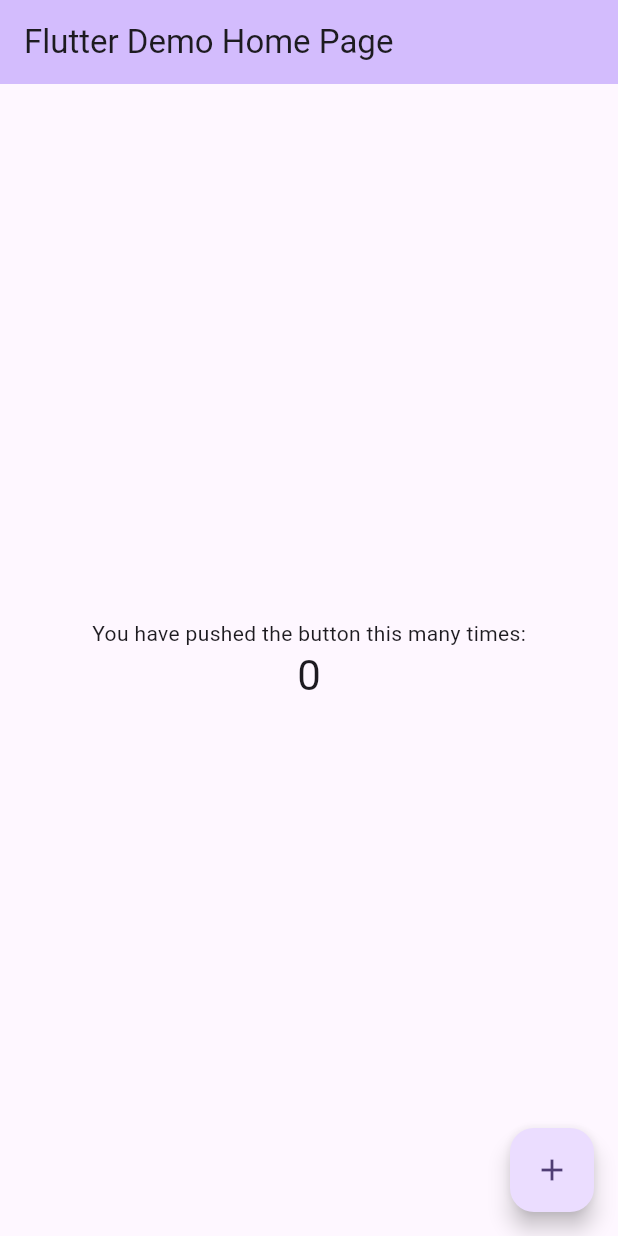
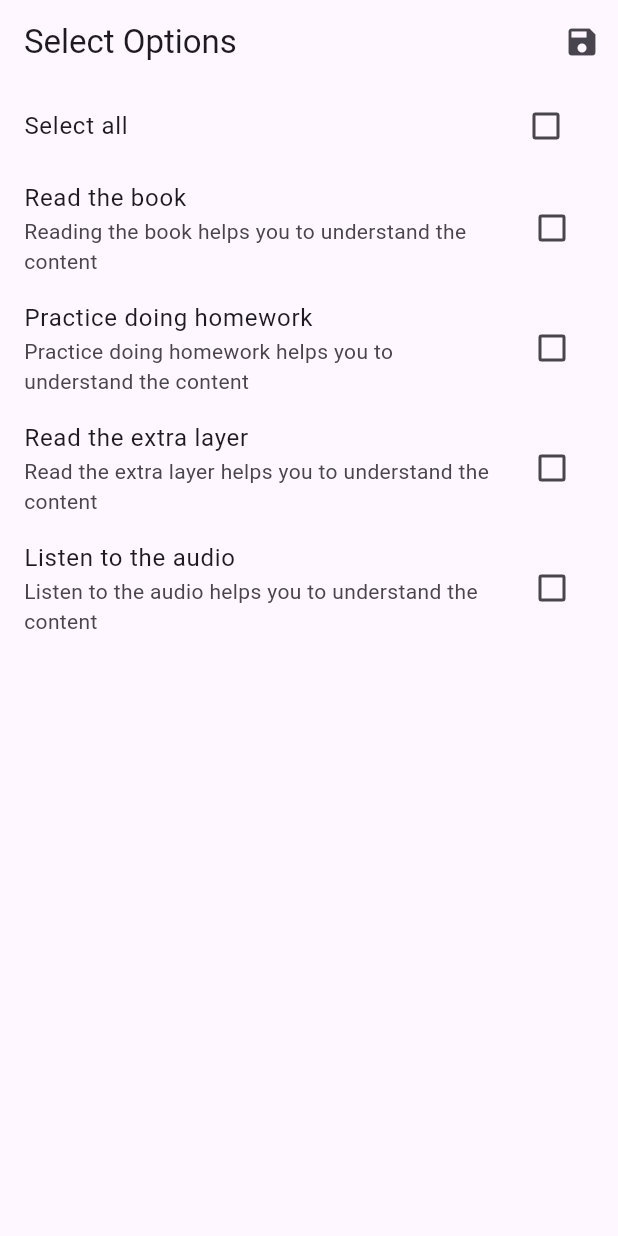
Before and after one commit to Elishakarki/checkboxlistile, a Flutter app: the screen it shows after launch, on a phone screen of 412 x 824 dp. Run offline on Flutter 3.47's test engine with Material 3 defaults, Android fonts, the phone set to English and light mode, and no system bars.

Commit message:
select all functions implemented in flutter

```diff
--- /dev/null
+++ b/lib/checkboxlistile.dart
@@ -0,0 +1,84 @@
+import 'package:flutter/material.dart';
+
+class CheckBoxWidget extends StatefulWidget {
+  const CheckBoxWidget({super.key});
+
+  @override
+  State<CheckBoxWidget> createState() => _CheckBoxWidgetState();
+}
+
+class _CheckBoxWidgetState extends State<CheckBoxWidget> {
+final  List<bool> _checked = [false, false, false, false];
+  List<String> title = [
+    "Read the book",
+    "Practice doing homework",
+    "Read the extra layer",
+    "Listen to the audio"
+  ];
+  List<String> subtitle = [
+    "Reading the book helps you to understand the content",
+    "Practice doing homework helps you to understand the content",
+    "Read the extra layer helps you to understand the content",
+    "Listen to the audio helps you to understand the content",
+  ];
+  bool _selectAll = false;
+
+  void selectedvalues() {
+    List<String> selected = [];
+    for (int i = 0; i < _checked.length; i++) {
+      if (_checked[i] == true) {
+        selected.add(title[i]);
+      }
+    }
+    debugPrint(selected.toString());
+  }
+
+  @override
+  Widget build(BuildContext context) {
+    return Scaffold(
+      appBar: AppBar(
+        title: Text('Select Options'),
+        actions: [
+          IconButton(
+            icon: Icon(Icons.save),
+            onPressed: selectedvalues,
+          ),
+        ],
+      ),
+      body: Column(children: [
+        ListTile(
+          title: const Text('Select all'),
+          trailing: Checkbox(
+            value: _selectAll,
+            onChanged: (value) {
+              setState(() {
+                _selectAll = value!;
+                for (int i = 0; i < _checked.length; i++) {
+                  _checked[i] = value;
+                }
+              });
+            },
+          ),
+        ),
+        Expanded(
+          child: ListView.builder(
+            itemCount: title.length,
+            itemBuilder: (context, index) => CheckboxListTile(
+              controlAffinity: ListTileControlAffinity.trailing,
+              activeColor: Colors.green,
+              checkColor: Colors.white,
+              title: Text(title[index]),
+              subtitle: Text(subtitle[index]),
+              value: _checked[index],
+              onChanged: (bool? value) {
+                setState(() {
+                  _checked[index] = value!;
+                });
+              },
+            ),
+          ),
+        ),
+      ]),
+    );
+  }
+}
--- a/lib/main.dart
+++ b/lib/main.dart
@@ -1,4 +1,5 @@
 import 'package:flutter/material.dart';
+import 'package:testingapp/checkboxlistile.dart';
 
 void main() {
   runApp(const MyApp());
@@ -7,49 +8,24 @@ void main() {
 class MyApp extends StatelessWidget {
   const MyApp({super.key});
 
-  // This widget is the root of your application.
   @override
   Widget build(BuildContext context) {
     return MaterialApp(
+      debugShowCheckedModeBanner: false,
       title: 'Flutter Demo',
       theme: ThemeData(
-        // This is the theme of your application.
-        //
-        // TRY THIS: Try running your application with "flutter run". You'll see
-        // the application has a purple toolbar. Then, without quitting the app,
-        // try changing the seedColor in the colorScheme below to Colors.green
-        // and then invoke "hot reload" (save your changes or press the "hot
-        // reload" button in a Flutter-supported IDE, or press "r" if you used
-        // the command line to start the app).
-        //
-        // Notice that the counter didn't reset back to zero; the application
-        // state is not lost during the reload. To reset the state, use hot
-        // restart instead.
-        //
-        // This works for code too, not just values: Most code changes can be
-        // tested with just a hot reload.
         colorScheme: ColorScheme.fromSeed(seedColor: Colors.deepPurple),
         useMaterial3: true,
       ),
-      home: const MyHomePage(title: 'Flutter Demo Home Page'),
+      home: const CheckBoxWidget(),
+      // MyHomePage(title: 'Flutter Demo Home Page'),
     );
   }
 }
 
 class MyHomePage extends StatefulWidget {
   const MyHomePage({super.key, required this.title});
-
-  // This widget is the home page of your application. It is stateful, meaning
-  // that it has a State object (defined below) that contains fields that affect
-  // how it looks.
-
-  // This class is the configuration for the state. It holds the values (in this
-  // case the title) provided by the parent (in this case the App widget) and
-  // used by the build method of the State. Fields in a Widget subclass are
-  // always marked "final".
-
   final String title;
-
   @override
   State<MyHomePage> createState() => _MyHomePageState();
 }
@@ -59,50 +35,19 @@ class _MyHomePageState extends State<MyHomePage> {
 
   void _incrementCounter() {
     setState(() {
-      // This call to setState tells the Flutter framework that something has
-      // changed in this State, which causes it to rerun the build method below
-      // so that the display can reflect the updated values. If we changed
-      // _counter without calling setState(), then the build method would not be
-      // called again, and so nothing would appear to happen.
       _counter++;
     });
   }
 
   @override
   Widget build(BuildContext context) {
-    // This method is rerun every time setState is called, for instance as done
-    // by the _incrementCounter method above.
-    //
-    // The Flutter framework has been optimized to make rerunning build methods
-    // fast, so that you can just rebuild anything that needs updating rather
-    // than having to individually change instances of widgets.
     return Scaffold(
       appBar: AppBar(
-        // TRY THIS: Try changing the color here to a specific color (to
-        // Colors.amber, perhaps?) and trigger a hot reload to see the AppBar
-        // change color while the other colors stay the same.
         backgroundColor: Theme.of(context).colorScheme.inversePrimary,
-        // Here we take the value from the MyHomePage object that was created by
-        // the App.build method, and use it to set our appbar title.
         title: Text(widget.title),
       ),
       body: Center(
-        // Center is a layout widget. It takes a single child and positions it
-        // in the middle of the parent.
         child: Column(
-          // Column is also a layout widget. It takes a list of children and
-          // arranges them vertically. By default, it sizes itself to fit its
-          // children horizontally, and tries to be as tall as its parent.
-          //
-          // Column has various properties to control how it sizes itself and
-          // how it positions its children. Here we use mainAxisAlignment to
-          // center the children vertically; the main axis here is the vertical
-          // axis because Columns are vertical (the cross axis would be
-          // horizontal).
-          //
-          // TRY THIS: Invoke "debug painting" (choose the "Toggle Debug Paint"
-          // action in the IDE, or press "p" in the console), to see the
-          // wireframe for each widget.
           mainAxisAlignment: MainAxisAlignment.center,
           children: <Widget>[
             const Text(
```
